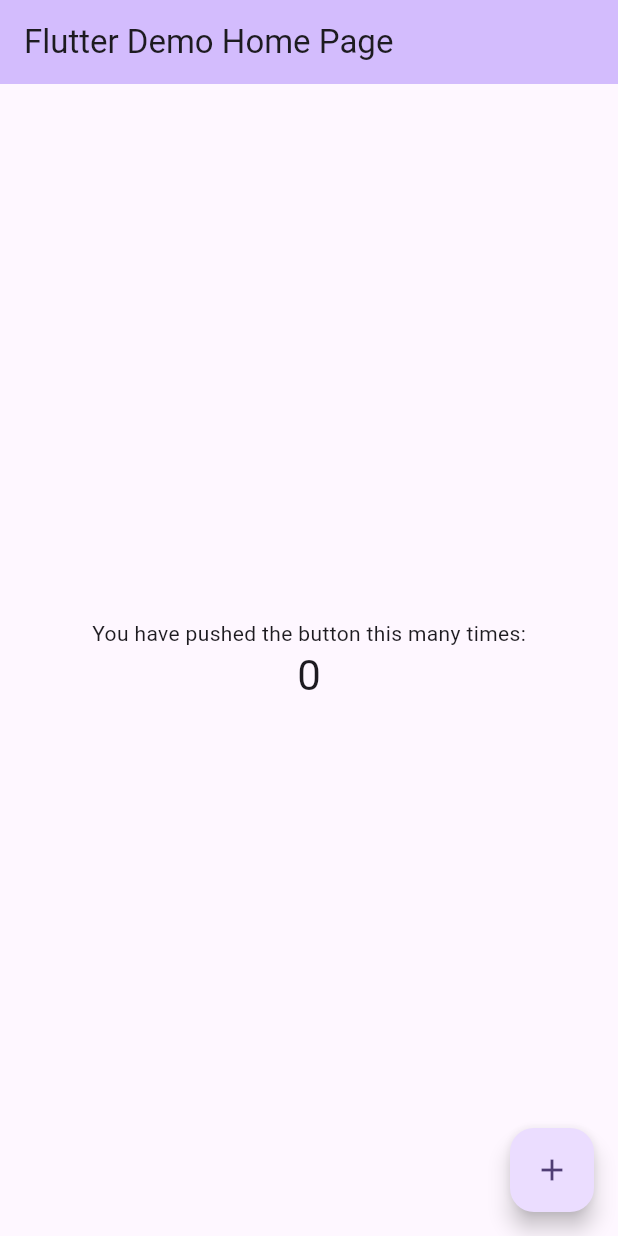
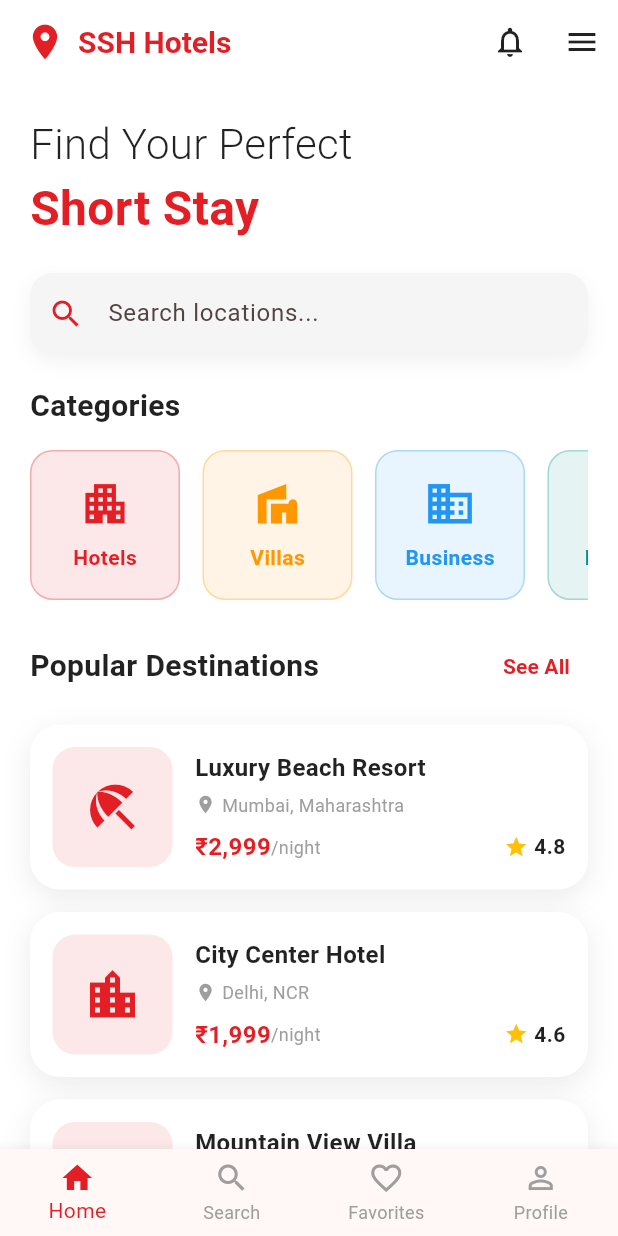
Before and after one commit to Smilykornepati/ssh_customer_app, a Flutter app: the screen it shows after launch, on a phone screen of 412 x 824 dp. Run offline on Flutter 3.47's test engine with Material 3 defaults, Android fonts, the phone set to English and light mode, and no system bars.

Commit message:
add homescreen and splashscreen

```diff
--- a/lib/main.dart
+++ b/lib/main.dart
@@ -1,122 +1,37 @@
 import 'package:flutter/material.dart';
+import 'package:flutter/services.dart';
+import 'screens/splash_screen.dart';
 
 void main() {
+  WidgetsFlutterBinding.ensureInitialized();
+
+  // Set status bar style
+  SystemChrome.setSystemUIOverlayStyle(
+    const SystemUiOverlayStyle(
+      statusBarColor: Colors.transparent,
+      statusBarIconBrightness: Brightness.light,
+    ),
+  );
+
   runApp(const MyApp());
 }
 
 class MyApp extends StatelessWidget {
   const MyApp({super.key});
 
-  // This widget is the root of your application.
   @override
   Widget build(BuildContext context) {
     return MaterialApp(
-      title: 'Flutter Demo',
+      title: 'SSH Short Stay Hotels',
+      debugShowCheckedModeBanner: false,
       theme: ThemeData(
-        // This is the theme of your application.
-        //
-        // TRY THIS: Try running your application with "flutter run". You'll see
-        // the application has a purple toolbar. Then, without quitting the app,
-        // try changing the seedColor in the colorScheme below to Colors.green
-        // and then invoke "hot reload" (save your changes or press the "hot
-        // reload" button in a Flutter-supported IDE, or press "r" if you used
-        // the command line to start the app).
-        //
-        // Notice that the counter didn't reset back to zero; the application
-        // state is not lost during the reload. To reset the state, use hot
-        // restart instead.
-        //
-        // This works for code too, not just values: Most code changes can be
-        // tested with just a hot reload.
-        colorScheme: ColorScheme.fromSeed(seedColor: Colors.deepPurple),
+        colorScheme: ColorScheme.fromSeed(
+          seedColor: const Color(0xFFE31E24),
+          primary: const Color(0xFFE31E24),
+        ),
+        useMaterial3: true,
       ),
-      home: const MyHomePage(title: 'Flutter Demo Home Page'),
+      home: const SplashScreen(),
     );
   }
 }
-
-class MyHomePage extends StatefulWidget {
-  const MyHomePage({super.key, required this.title});
-
-  // This widget is the home page of your application. It is stateful, meaning
-  // that it has a State object (defined below) that contains fields that affect
-  // how it looks.
-
-  // This class is the configuration for the state. It holds the values (in this
-  // case the title) provided by the parent (in this case the App widget) and
-  // used by the build method of the State. Fields in a Widget subclass are
-  // always marked "final".
-
-  final String title;
-
-  @override
-  State<MyHomePage> createState() => _MyHomePageState();
-}
-
-class _MyHomePageState extends State<MyHomePage> {
-  int _counter = 0;
-
-  void _incrementCounter() {
-    setState(() {
-      // This call to setState tells the Flutter framework that something has
-      // changed in this State, which causes it to rerun the build method below
-      // so that the display can reflect the updated values. If we changed
-      // _counter without calling setState(), then the build method would not be
-      // called again, and so nothing would appear to happen.
-      _counter++;
-    });
-  }
-
-  @override
-  Widget build(BuildContext context) {
-    // This method is rerun every time setState is called, for instance as done
-    // by the _incrementCounter method above.
-    //
-    // The Flutter framework has been optimized to make rerunning build methods
-    // fast, so that you can just rebuild anything that needs updating rather
-    // than having to individually change instances of widgets.
-    return Scaffold(
-      appBar: AppBar(
-        // TRY THIS: Try changing the color here to a specific color (to
-        // Colors.amber, perhaps?) and trigger a hot reload to see the AppBar
-        // change color while the other colors stay the same.
-        backgroundColor: Theme.of(context).colorScheme.inversePrimary,
-        // Here we take the value from the MyHomePage object that was created by
-        // the App.build method, and use it to set our appbar title.
-        title: Text(widget.title),
-      ),
-      body: Center(
-        // Center is a layout widget. It takes a single child and positions it
-        // in the middle of the parent.
-        child: Column(
-          // Column is also a layout widget. It takes a list of children and
-          // arranges them vertically. By default, it sizes itself to fit its
-          // children horizontally, and tries to be as tall as its parent.
-          //
-          // Column has various properties to control how it sizes itself and
-          // how it positions its children. Here we use mainAxisAlignment to
-          // center the children vertically; the main axis here is the vertical
-          // axis because Columns are vertical (the cross axis would be
-          // horizontal).
-          //
-          // TRY THIS: Invoke "debug painting" (choose the "Toggle Debug Paint"
-          // action in the IDE, or press "p" in the console), to see the
-          // wireframe for each widget.
-          mainAxisAlignment: MainAxisAlignment.center,
-          children: <Widget>[
-            const Text('You have pushed the button this many times:'),
-            Text(
-              '$_counter',
-              style: Theme.of(context).textTheme.headlineMedium,
-            ),
-          ],
-        ),
-      ),
-      floatingActionButton: FloatingActionButton(
-        onPressed: _incrementCounter,
-        tooltip: 'Increment',
-        child: const Icon(Icons.add),
-      ), // This trailing comma makes auto-formatting nicer for build methods.
-    );
-  }
-}
--- /dev/null
+++ b/lib/screens/home_screen.dart
@@ -0,0 +1,338 @@
+import 'package:flutter/material.dart';
+
+class HomeScreen extends StatelessWidget {
+  const HomeScreen({super.key});
+
+  @override
+  Widget build(BuildContext context) {
+    return Scaffold(
+      backgroundColor: Colors.white,
+      appBar: AppBar(
+        elevation: 0,
+        backgroundColor: Colors.white,
+        title: Row(
+          children: [
+            Icon(
+              Icons.location_on,
+              color: const Color(0xFFE31E24),
+              size: 28,
+            ),
+            const SizedBox(width: 8),
+            const Text(
+              'SSH Hotels',
+              style: TextStyle(
+                color: Color(0xFFE31E24),
+                fontWeight: FontWeight.bold,
+                fontSize: 20,
+              ),
+            ),
+          ],
+        ),
+        actions: [
+          IconButton(
+            icon: const Icon(Icons.notifications_outlined, color: Colors.black87),
+            onPressed: () {},
+          ),
+          IconButton(
+            icon: const Icon(Icons.menu, color: Colors.black87),
+            onPressed: () {},
+          ),
+        ],
+      ),
+      body: SingleChildScrollView(
+        child: Column(
+          crossAxisAlignment: CrossAxisAlignment.start,
+          children: [
+            // Search Section
+            Padding(
+              padding: const EdgeInsets.all(20.0),
+              child: Column(
+                crossAxisAlignment: CrossAxisAlignment.start,
+                children: [
+                  const Text(
+                    'Find Your Perfect',
+                    style: TextStyle(
+                      fontSize: 28,
+                      fontWeight: FontWeight.w300,
+                      color: Colors.black87,
+                    ),
+                  ),
+                  const Text(
+                    'Short Stay',
+                    style: TextStyle(
+                      fontSize: 32,
+                      fontWeight: FontWeight.bold,
+                      color: Color(0xFFE31E24),
+                    ),
+                  ),
+                  const SizedBox(height: 20),
+                  // Search Bar
+                  Container(
+                    decoration: BoxDecoration(
+                      color: Colors.grey[100],
+                      borderRadius: BorderRadius.circular(15),
+                      boxShadow: [
+                        BoxShadow(
+                          color: Colors.black.withOpacity(0.05),
+                          blurRadius: 10,
+                          offset: const Offset(0, 5),
+                        ),
+                      ],
+                    ),
+                    child: TextField(
+                      decoration: InputDecoration(
+                        hintText: 'Search locations...',
+                        prefixIcon: const Icon(Icons.search, color: Color(0xFFE31E24)),
+                        border: InputBorder.none,
+                        contentPadding: const EdgeInsets.symmetric(horizontal: 20, vertical: 15),
+                      ),
+                    ),
+                  ),
+                ],
+              ),
+            ),
+
+            // Categories Section
+            Padding(
+              padding: const EdgeInsets.symmetric(horizontal: 20.0),
+              child: Column(
+                crossAxisAlignment: CrossAxisAlignment.start,
+                children: [
+                  const Text(
+                    'Categories',
+                    style: TextStyle(
+                      fontSize: 20,
+                      fontWeight: FontWeight.bold,
+                      color: Colors.black87,
+                    ),
+                  ),
+                  const SizedBox(height: 15),
+                  SizedBox(
+                    height: 100,
+                    child: ListView(
+                      scrollDirection: Axis.horizontal,
+                      children: [
+                        _buildCategoryCard(Icons.apartment, 'Hotels', const Color(0xFFE31E24)),
+                        _buildCategoryCard(Icons.villa, 'Villas', Colors.orange),
+                        _buildCategoryCard(Icons.business, 'Business', Colors.blue),
+                        _buildCategoryCard(Icons.beach_access, 'Resorts', Colors.teal),
+                      ],
+                    ),
+                  ),
+                ],
+              ),
+            ),
+
+            const SizedBox(height: 20),
+
+            // Popular Destinations
+            Padding(
+              padding: const EdgeInsets.symmetric(horizontal: 20.0),
+              child: Column(
+                crossAxisAlignment: CrossAxisAlignment.start,
+                children: [
+                  Row(
+                    mainAxisAlignment: MainAxisAlignment.spaceBetween,
+                    children: [
+                      const Text(
+                        'Popular Destinations',
+                        style: TextStyle(
+                          fontSize: 20,
+                          fontWeight: FontWeight.bold,
+                          color: Colors.black87,
+                        ),
+                      ),
+                      TextButton(
+                        onPressed: () {},
+                        child: const Text(
+                          'See All',
+                          style: TextStyle(
+                            color: Color(0xFFE31E24),
+                            fontWeight: FontWeight.w600,
+                          ),
+                        ),
+                      ),
+                    ],
+                  ),
+                  const SizedBox(height: 15),
+                  _buildHotelCard(
+                    'Luxury Beach Resort',
+                    'Mumbai, Maharashtra',
+                    '₹2,999',
+                    4.8,
+                    Icons.beach_access,
+                  ),
+                  const SizedBox(height: 15),
+                  _buildHotelCard(
+                    'City Center Hotel',
+                    'Delhi, NCR',
+                    '₹1,999',
+                    4.6,
+                    Icons.location_city,
+                  ),
+                  const SizedBox(height: 15),
+                  _buildHotelCard(
+                    'Mountain View Villa',
+                    'Manali, Himachal',
+                    '₹3,499',
+                    4.9,
+                    Icons.landscape,
+                  ),
+                ],
+              ),
+            ),
+            const SizedBox(height: 20),
+          ],
+        ),
+      ),
+      bottomNavigationBar: BottomNavigationBar(
+        type: BottomNavigationBarType.fixed,
+        selectedItemColor: const Color(0xFFE31E24),
+        unselectedItemColor: Colors.grey,
+        currentIndex: 0,
+        items: const [
+          BottomNavigationBarItem(
+            icon: Icon(Icons.home),
+            label: 'Home',
+          ),
+          BottomNavigationBarItem(
+            icon: Icon(Icons.search),
+            label: 'Search',
+          ),
+          BottomNavigationBarItem(
+            icon: Icon(Icons.favorite_border),
+            label: 'Favorites',
+          ),
+          BottomNavigationBarItem(
+            icon: Icon(Icons.person_outline),
+            label: 'Profile',
+          ),
+        ],
+      ),
+    );
+  }
+
+  Widget _buildCategoryCard(IconData icon, String title, Color color) {
+    return Container(
+      width: 100,
+      margin: const EdgeInsets.only(right: 15),
+      decoration: BoxDecoration(
+        color: color.withOpacity(0.1),
+        borderRadius: BorderRadius.circular(15),
+        border: Border.all(color: color.withOpacity(0.3)),
+      ),
+      child: Column(
+        mainAxisAlignment: MainAxisAlignment.center,
+        children: [
+          Icon(icon, color: color, size: 35),
+          const SizedBox(height: 8),
+          Text(
+            title,
+            style: TextStyle(
+              color: color,
+              fontWeight: FontWeight.w600,
+              fontSize: 14,
+            ),
+          ),
+        ],
+      ),
+    );
+  }
+
+  Widget _buildHotelCard(String name, String location, String price, double rating, IconData icon) {
+    return Container(
+      decoration: BoxDecoration(
+        color: Colors.white,
+        borderRadius: BorderRadius.circular(20),
+        boxShadow: [
+          BoxShadow(
+            color: Colors.black.withOpacity(0.08),
+            blurRadius: 15,
+            offset: const Offset(0, 5),
+          ),
+        ],
+      ),
+      child: Padding(
+        padding: const EdgeInsets.all(15.0),
+        child: Row(
+          children: [
+            Container(
+              width: 80,
+              height: 80,
+              decoration: BoxDecoration(
+                color: const Color(0xFFE31E24).withOpacity(0.1),
+                borderRadius: BorderRadius.circular(15),
+              ),
+              child: Icon(
+                icon,
+                size: 40,
+                color: const Color(0xFFE31E24),
+              ),
+            ),
+            const SizedBox(width: 15),
+            Expanded(
+              child: Column(
+                crossAxisAlignment: CrossAxisAlignment.start,
+                children: [
+                  Text(
+                    name,
+                    style: const TextStyle(
+                      fontSize: 16,
+                      fontWeight: FontWeight.bold,
+                      color: Colors.black87,
+                    ),
+                  ),
+                  const SizedBox(height: 5),
+                  Row(
+                    children: [
+                      const Icon(Icons.location_on, size: 14, color: Colors.grey),
+                      const SizedBox(width: 4),
+                      Text(
+                        location,
+                        style: const TextStyle(
+                          fontSize: 12,
+                          color: Colors.grey,
+                        ),
+                      ),
+                    ],
+                  ),
+                  const SizedBox(height: 8),
+                  Row(
+                    children: [
+                      Text(
+                        price,
+                        style: const TextStyle(
+                          fontSize: 16,
+                          fontWeight: FontWeight.bold,
+                          color: Color(0xFFE31E24),
+                        ),
+                      ),
+                      const Text(
+                        '/night',
+                        style: TextStyle(
+                          fontSize: 12,
+                          color: Colors.grey,
+                        ),
+                      ),
+                      const Spacer(),
+                      const Icon(Icons.star, size: 16, color: Colors.amber),
+                      const SizedBox(width: 4),
+                      Text(
+                        rating.toString(),
+                        style: const TextStyle(
+                          fontSize: 14,
+                          fontWeight: FontWeight.w600,
+                          color: Colors.black87,
+                        ),
+                      ),
+                    ],
+                  ),
+                ],
+              ),
+            ),
+          ],
+        ),
+      ),
+    );
+  }
+}
--- /dev/null
+++ b/lib/screens/splash_screen.dart
@@ -0,0 +1,138 @@
+import 'package:flutter/material.dart';
+import 'dart:async';
+import 'home_screen.dart';
+
+class SplashScreen extends StatefulWidget {
+  const SplashScreen({super.key});
+
+  @override
+  State<SplashScreen> createState() => _SplashScreenState();
+}
+
+class _SplashScreenState extends State<SplashScreen> with SingleTickerProviderStateMixin {
+  late AnimationController _animationController;
+  late Animation<double> _fadeAnimation;
+  late Animation<double> _scaleAnimation;
+
+  @override
+  void initState() {
+    super.initState();
+
+    // Initialize animation controller
+    _animationController = AnimationController(
+      vsync: this,
+      duration: const Duration(milliseconds: 1500),
+    );
+
+    // Fade animation
+    _fadeAnimation = Tween<double>(
+      begin: 0.0,
+      end: 1.0,
+    ).animate(
+      CurvedAnimation(
+        parent: _animationController,
+        curve: const Interval(0.0, 0.6, curve: Curves.easeIn),
+      ),
+    );
+
+    // Scale animation
+    _scaleAnimation = Tween<double>(
+      begin: 0.8,
+      end: 1.0,
+    ).animate(
+      CurvedAnimation(
+        parent: _animationController,
+        curve: const Interval(0.0, 0.6, curve: Curves.easeOut),
+      ),
+    );
+
+    // Start animation
+    _animationController.forward();
+
+    // Navigate to home after delay
+    Timer(const Duration(milliseconds: 3000), () {
+      Navigator.of(context).pushReplacement(
+        PageRouteBuilder(
+          pageBuilder: (context, animation, secondaryAnimation) => const HomeScreen(),
+          transitionsBuilder: (context, animation, secondaryAnimation, child) {
+            return FadeTransition(
+              opacity: animation,
+              child: child,
+            );
+          },
+          transitionDuration: const Duration(milliseconds: 500),
+        ),
+      );
+    });
+  }
+
+  @override
+  void dispose() {
+    _animationController.dispose();
+    super.dispose();
+  }
+
+  @override
+  Widget build(BuildContext context) {
+    return Scaffold(
+      backgroundColor: const Color(0xFFE31E24), // SSH red color
+      body: Center(
+        child: AnimatedBuilder(
+          animation: _animationController,
+          builder: (context, child) {
+            return FadeTransition(
+              opacity: _fadeAnimation,
+              child: ScaleTransition(
+                scale: _scaleAnimation,
+                child: Column(
+                  mainAxisAlignment: MainAxisAlignment.center,
+                  children: [
+                    // Logo Image from Assets
+                    Container(
+                      width: 300,
+                      height: 300,
+                      decoration: BoxDecoration(
+                        color: Colors.white.withOpacity(0.05),
+                        borderRadius: BorderRadius.circular(30),
+                      ),
+                      child: Padding(
+                        padding: const EdgeInsets.all(40.0),
+                        child: Image.asset(
+                          'assets/images/ssh_logo.png',
+                          fit: BoxFit.contain,
+                        ),
+                      ),
+                    ),
+                    const SizedBox(height: 40),
+                    // Tagline with animation
+                    const Text(
+                      'Stay Short, Pay Smart',
+                      style: TextStyle(
+                        color: Colors.white,
+                        fontSize: 24,
+                        fontWeight: FontWeight.w500,
+                        letterSpacing: 1.5,
+                      ),
+                    ),
+                    const SizedBox(height: 50),
+                    // Loading indicator
+                    SizedBox(
+                      width: 40,
+                      height: 40,
+                      child: CircularProgressIndicator(
+                        strokeWidth: 3,
+                        valueColor: AlwaysStoppedAnimation<Color>(
+                          Colors.white.withOpacity(0.7),
+                        ),
+                      ),
+                    ),
+                  ],
+                ),
+              ),
+            );
+          },
+        ),
+      ),
+    );
+  }
+}
```
Also changed, not shown: pubspec.yaml (+4 -68 lines), assets/icons/app_icon.png (added), assets/images/ssh_logo.png (added).
